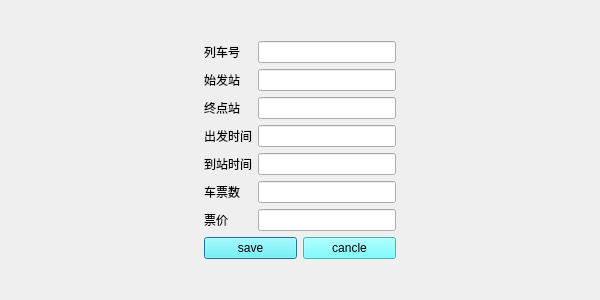
Qt form dialogaddticket.ui (PuLing0/sdu_Clanguage_Homework) before a commit.
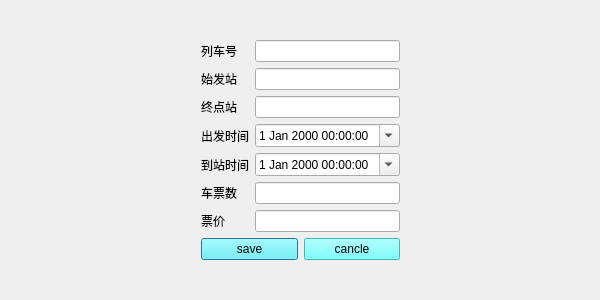
The same form after that commit. Custom widgets are drawn as their Qt base class.

The edit to the form file:
```diff
--- a/dialogaddticket.ui
+++ b/dialogaddticket.ui
@@ -51,9 +51,6 @@
        </property>
       </widget>
      </item>
-     <item row="5" column="1">
-      <widget class="QtMaterialAutoComplete" name="EtlineEdit"/>
-     </item>
      <item row="5" column="0">
       <widget class="QLabel" name="etlable">
        <property name="text">
@@ -68,9 +65,6 @@
        </property>
       </widget>
      </item>
-     <item row="4" column="1">
-      <widget class="QtMaterialAutoComplete" name="BtlineEdit"/>
-     </item>
      <item row="6" column="1">
       <widget class="QtMaterialAutoComplete" name="TicketlineEdit"/>
      </item>
@@ -161,6 +155,20 @@
      <item row="3" column="1">
       <widget class="QtMaterialAutoComplete" name="EalineEdit"/>
      </item>
+     <item row="4" column="1">
+      <widget class="QDateTimeEdit" name="BtdateTimeEdit">
+       <property name="calendarPopup">
+        <bool>true</bool>
+       </property>
+      </widget>
+     </item>
+     <item row="5" column="1">
+      <widget class="QDateTimeEdit" name="EtdateTimeEdit">
+       <property name="calendarPopup">
+        <bool>true</bool>
+       </property>
+      </widget>
+     </item>
     </layout>
    </item>
    <item row="0" column="2">
```
